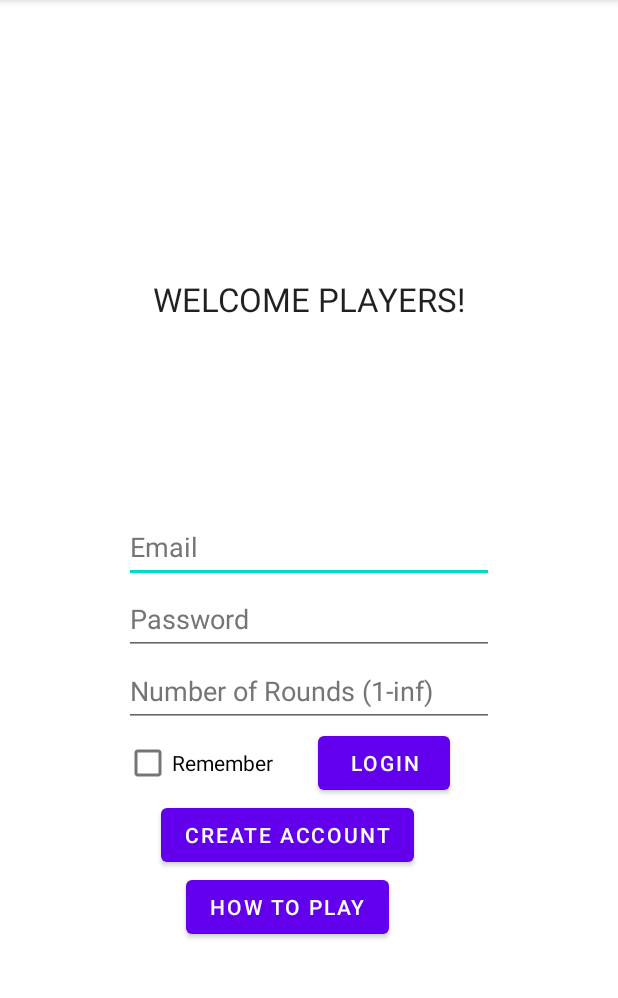
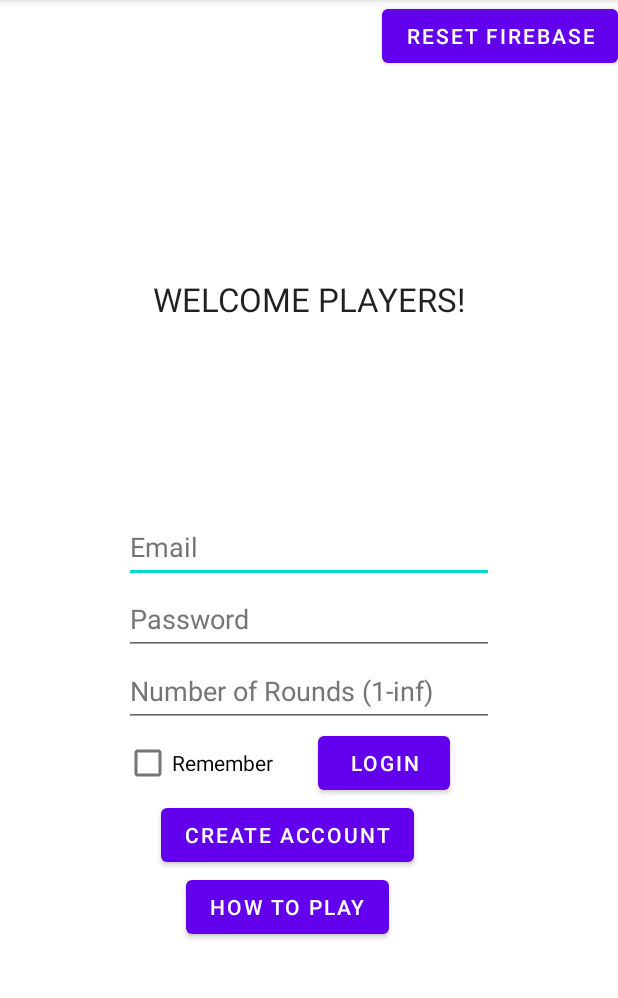
Before and after one commit to ds-hunter/Mobile-Project-2, an Android app: the screen it shows after launch (WelcomeActivity), after a tap on "LOGIN", on a phone screen of 412 x 824 dp, the part 84-1082 px from its top. Run offline under Robolectric (Android 15) with nearby library versions, the phone set to English and light mode, and no system bars; our stand-ins replace Firebase (no records; nobody signed in at launch, a user with empty details on screens opened directly).

Commit message:
Added resetFirebase button

```diff
--- a/app/src/main/java/edu/sdsmt/group4/Control/WelcomeActivity.java
+++ b/app/src/main/java/edu/sdsmt/group4/Control/WelcomeActivity.java
@@ -62,6 +62,7 @@ import androidx.annotation.NonNull;
 import androidx.appcompat.app.AlertDialog;
 import androidx.appcompat.app.AppCompatActivity;
 
+import edu.sdsmt.group4.Model.Cloud;
 import edu.sdsmt.group4.Model.GameBoard;
 import edu.sdsmt.group4.Model.MonitorCloud;
 import edu.sdsmt.group4.R;
@@ -133,6 +134,12 @@ public class WelcomeActivity extends AppCompatActivity {
             startActivity(intent);
     }
 
+    public void resetFirebaseClicked(View v)
+    {
+        Cloud cloud = new Cloud();
+        cloud.reset();
+    }
+
     public void logIn(boolean authenticated){
         if(!authenticated){
             //TODO: create an error message explaining why sign-in failed
--- a/app/src/main/res/layout-land/activity_welcome.xml
+++ b/app/src/main/res/layout-land/activity_welcome.xml
@@ -58,7 +58,7 @@
         android:layout_width="0dp"
         android:layout_height="wrap_content"
         android:onClick="onStart"
-        android:text="@string/StartButtonText"
+        android:text="@string/login"
         app:layout_constraintEnd_toEndOf="@+id/accountButton"
         app:layout_constraintStart_toStartOf="@+id/accountButton"
         app:layout_constraintTop_toBottomOf="@+id/WelcomeTextView" />
@@ -98,6 +98,15 @@
         android:orientation="vertical"
         app:layout_constraintGuide_percent="0.35" />
 
+    <Button
+        android:id="@+id/resetButton"
+        android:layout_width="wrap_content"
+        android:layout_height="wrap_content"
+        android:text="@string/reset_firebase"
+        android:onClick = "resetFirebaseClicked"
+        app:layout_constraintEnd_toEndOf="parent"
+        app:layout_constraintTop_toTopOf="parent" />
+
     <CheckBox
         android:id="@+id/rememberBox"
         android:layout_width="wrap_content"
--- a/app/src/main/res/layout/activity_welcome.xml
+++ b/app/src/main/res/layout/activity_welcome.xml
@@ -110,5 +110,14 @@
         app:layout_constraintStart_toStartOf="@+id/roundsInput"
         app:layout_constraintTop_toBottomOf="@+id/roundsInput" />
 
+    <Button
+        android:id="@+id/resetButton"
+        android:layout_width="wrap_content"
+        android:layout_height="wrap_content"
+        android:text="@string/reset_firebase"
+        android:onClick = "resetFirebaseClicked"
+        app:layout_constraintEnd_toEndOf="parent"
+        app:layout_constraintTop_toTopOf="parent" />
+
 
 </androidx.constraintlayout.widget.ConstraintLayout>
--- a/app/src/main/res/values/strings.xml
+++ b/app/src/main/res/values/strings.xml
@@ -74,5 +74,6 @@ CAPTURE OPTIONS\n\n
     <string name="remember">Remember</string>
 
     <string name="leave_match">Leave Match</string>
+    <string name="reset_firebase">Reset Firebase</string>
 
 </resources>
```
